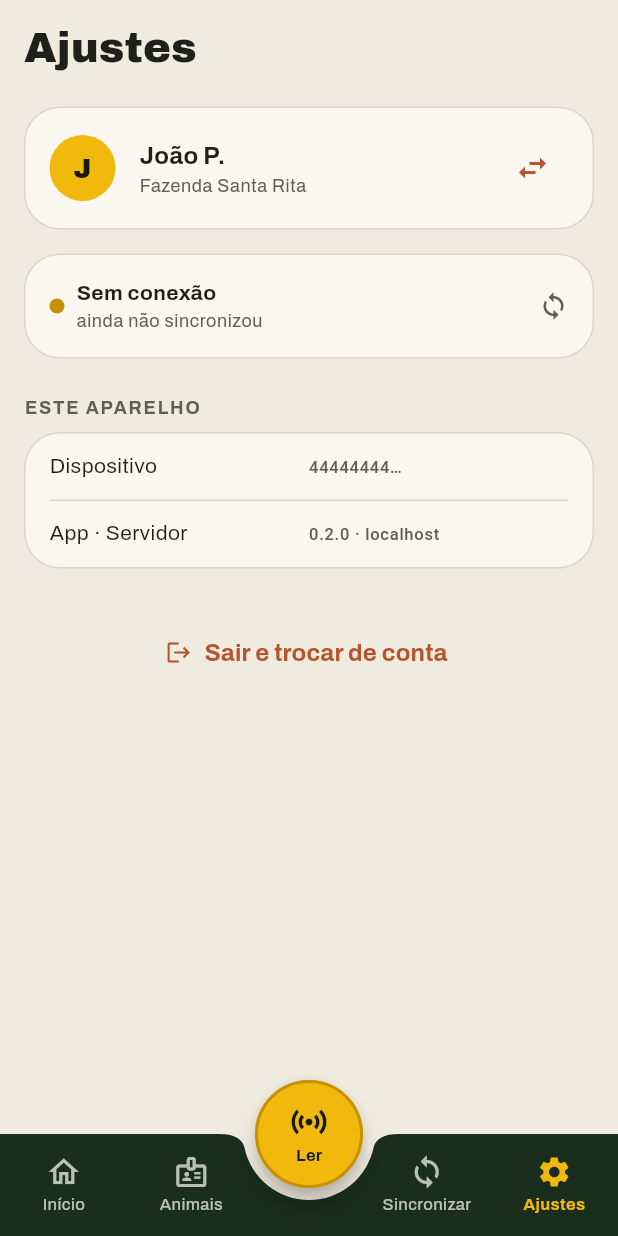
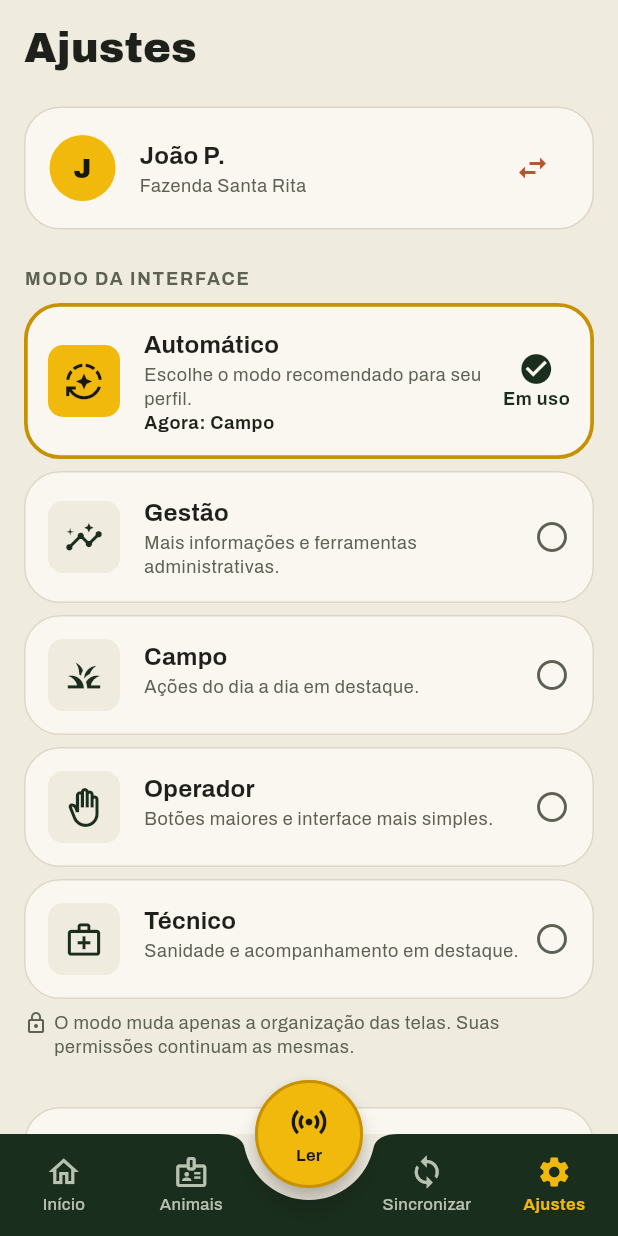
Before and after one commit to Giuseph66/AgroTracer, a Flutter app: the AppShell screen opened directly, item 4 of the bottom bar chosen, on a phone screen of 412 x 824 dp. Run offline on Flutter 3.47's test engine with Material 3 defaults, Android fonts, the phone set to English and light mode, and no system bars; our stand-ins replace flutter_map, geolocator, google_fonts, latlong2, shared_preferences; missing offline and left inert: dart:html; accounts and stored records are empty; network calls fail.

Commit message:
feat(app): add interface mode selector to settings
Placed right below the active account: on a shared device it is the second
thing a worker adjusts. Selection is shown by border, check icon and the words
"Em uso", not by color alone, and the cards keep their tap action for screen
readers.

```diff
--- /dev/null
+++ b/app/lib/core/widgets/ui_profile_selector.dart
@@ -0,0 +1,209 @@
+import 'package:flutter/material.dart';
+import 'package:flutter/services.dart';
+
+import '../theme/tokens.dart';
+import '../ui_profile/ui_profile.dart';
+import '../ui_profile/ui_profile_scope.dart';
+import 'common.dart';
+
+/// "Modo da interface": cartões grandes, um por modo, com Automático primeiro.
+/// A troca vale no toque — sem sair da conta nem reiniciar o app.
+class UiProfileSelector extends StatelessWidget {
+  const UiProfileSelector({super.key});
+
+  @override
+  Widget build(BuildContext context) {
+    final prefs = UiProfileScope.of(context);
+    final t = Theme.of(context).textTheme;
+
+    void choose(UiProfile? profile) {
+      HapticFeedback.selectionClick();
+      prefs.setPreference(profile);
+    }
+
+    final cards = <Widget>[
+      _ModeCard(
+        icon: Icons.auto_mode_outlined,
+        title: 'Automático',
+        description: 'Escolhe o modo recomendado para seu perfil.',
+        // Diz o que o automático escolheu; sem isso a pessoa não sabe o que
+        // vai ver ao deixar nesta opção.
+        detail: 'Agora: ${prefs.automatic.label}',
+        selected: prefs.isAutomatic,
+        onTap: () => choose(null),
+      ),
+      for (final profile in UiProfile.values)
+        _ModeCard(
+          icon: profile.icon,
+          title: profile.label,
+          description: profile.description,
+          selected: prefs.preference == profile,
+          onTap: () => choose(profile),
+        ),
+    ];
+
+    return Column(
+      crossAxisAlignment: CrossAxisAlignment.stretch,
+      children: [
+        const SectionLabel('Modo da interface'),
+        const SizedBox(height: TaSpace.sm),
+        LayoutBuilder(
+          builder: (context, constraints) {
+            // Tablet/web: duas colunas. Telefone: uma, cartão inteiro tocável.
+            final columns = constraints.maxWidth >= 640 ? 2 : 1;
+            return Column(
+              children: [
+                for (var i = 0; i < cards.length; i += columns) ...[
+                  if (i > 0) const SizedBox(height: TaSpace.sm),
+                  // Cartões lado a lado com a mesma altura, mesmo quando um
+                  // deles tem a linha extra "Agora: ...".
+                  IntrinsicHeight(
+                    child: Row(
+                      crossAxisAlignment: CrossAxisAlignment.stretch,
+                      children: [
+                        for (var c = 0; c < columns; c++) ...[
+                          if (c > 0) const SizedBox(width: TaSpace.sm),
+                          Expanded(
+                            child: i + c < cards.length
+                                ? cards[i + c]
+                                : const SizedBox.shrink(),
+                          ),
+                        ],
+                      ],
+                    ),
+                  ),
+                ],
+              ],
+            );
+          },
+        ),
+        const SizedBox(height: TaSpace.sm),
+        Row(
+          crossAxisAlignment: CrossAxisAlignment.start,
+          children: [
+            const Icon(Icons.lock_outline, size: 16, color: TaColors.inkSoft),
+            const SizedBox(width: TaSpace.xs),
+            Expanded(
+              child: Text(
+                'O modo muda apenas a organização das telas. Suas permissões '
+                'continuam as mesmas.',
+                style: t.bodySmall,
+              ),
+            ),
+          ],
+        ),
+      ],
+    );
+  }
+}
+
+class _ModeCard extends StatelessWidget {
+  const _ModeCard({
+    required this.icon,
+    required this.title,
+    required this.description,
+    required this.selected,
+    required this.onTap,
+    this.detail,
+  });
+
+  final IconData icon;
+  final String title;
+  final String description;
+  final String? detail;
+  final bool selected;
+  final VoidCallback onTap;
+
+  @override
+  Widget build(BuildContext context) {
+    final t = Theme.of(context).textTheme;
+    final radius = const BorderRadius.all(TaRadius.rLg);
+
+    // Seleção não depende só de cor: borda mais grossa, ícone de marcado e a
+    // palavra "Em uso" dizem a mesma coisa.
+    return Semantics(
+      button: true,
+      selected: selected,
+      label: '$title. $description',
+      // Excluir a semântica dos filhos (rótulo único, legível) também tira o
+      // toque do InkWell; sem repassá-lo, o leitor de tela não ativa o cartão.
+      onTap: onTap,
+      excludeSemantics: true,
+      child: Material(
+        color: TaColors.paper,
+        shape: RoundedRectangleBorder(
+          borderRadius: radius,
+          side: BorderSide(
+            color: selected ? TaColors.tagYellowDeep : TaColors.line,
+            width: selected ? 2.5 : 1,
+          ),
+        ),
+        child: InkWell(
+          onTap: onTap,
+          borderRadius: radius,
+          child: ConstrainedBox(
+            constraints: const BoxConstraints(minHeight: 76),
+            child: Padding(
+              padding: const EdgeInsets.all(TaSpace.md),
+              child: Row(
+                children: [
+                  Container(
+                    width: 48,
+                    height: 48,
+                    decoration: BoxDecoration(
+                      color: selected ? TaColors.tagYellow : TaColors.paperDim,
+                      borderRadius: const BorderRadius.all(TaRadius.rSm),
+                    ),
+                    child: Icon(
+                      icon,
+                      size: 26,
+                      color: selected ? TaColors.stamp : TaColors.pasture,
+                    ),
+                  ),
+                  const SizedBox(width: TaSpace.md),
+                  Expanded(
+                    child: Column(
+                      crossAxisAlignment: CrossAxisAlignment.start,
+                      children: [
+                        Text(title, style: t.titleMedium),
+                        Text(description, style: t.bodySmall),
+                        if (detail != null)
+                          Text(
+                            detail!,
+                            style: t.bodySmall!.copyWith(
+                              color: TaColors.ink,
+                              fontWeight: FontWeight.w700,
+                            ),
+                          ),
+                      ],
+                    ),
+                  ),
+                  const SizedBox(width: TaSpace.sm),
+                  if (selected)
+                    Column(
+                      mainAxisSize: MainAxisSize.min,
+                      children: [
+                        const Icon(Icons.check_circle, color: TaColors.pasture),
+                        Text(
+                          'Em uso',
+                          style: t.bodySmall!.copyWith(
+                            color: TaColors.pasture,
+                            fontWeight: FontWeight.w700,
+                          ),
+                        ),
+                      ],
+                    )
+                  else
+                    const Icon(
+                      Icons.radio_button_unchecked,
+                      color: TaColors.inkSoft,
+                    ),
+                ],
+              ),
+            ),
+          ),
+        ),
+      ),
+    );
+  }
+}
--- a/app/lib/features/settings/settings_screen.dart
+++ b/app/lib/features/settings/settings_screen.dart
@@ -4,6 +4,7 @@ import '../../core/services.dart';
 import '../../core/sync/sync_service.dart';
 import '../../core/theme/tokens.dart';
 import '../../core/widgets/common.dart';
+import '../../core/widgets/ui_profile_selector.dart';
 import '../admin/admin_screen.dart';
 
 /// Ajustes: quem está operando, se a fila está subindo, e o essencial deste
@@ -63,6 +64,12 @@ class SettingsScreen extends StatelessWidget {
                   ],
                 ),
               ),
+
+              // Logo abaixo de quem está usando: num aparelho compartilhado,
+              // é a segunda coisa que a pessoa ajusta ao pegar o celular.
+              const SizedBox(height: TaSpace.lg),
+              const UiProfileSelector(),
+              const SizedBox(height: TaSpace.md),
 
               if (auth.canManageUsers) ...[
                 const SizedBox(height: TaSpace.md),
```
